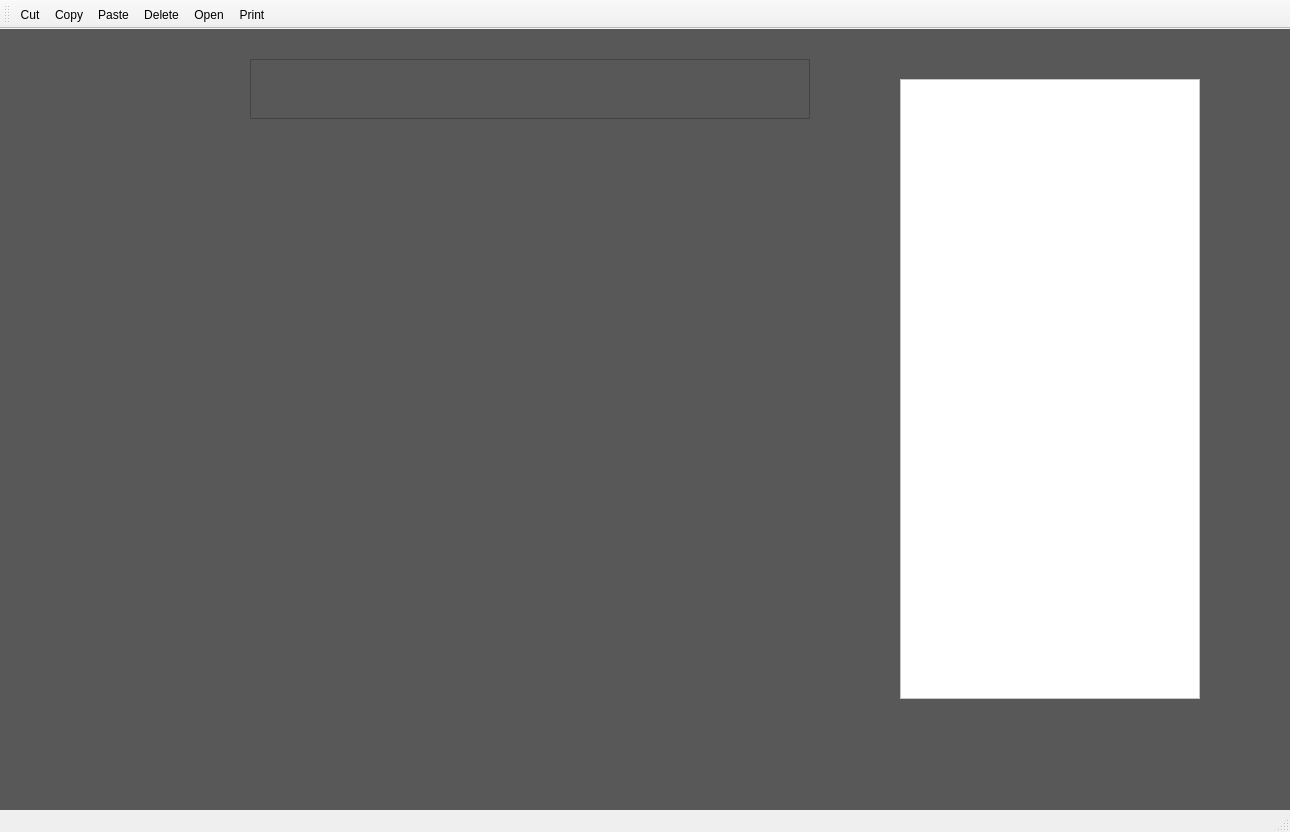
Above: pixc/mainwindow.ui from Kana-Higuchi/PixC before the change. Below: the same form after it.
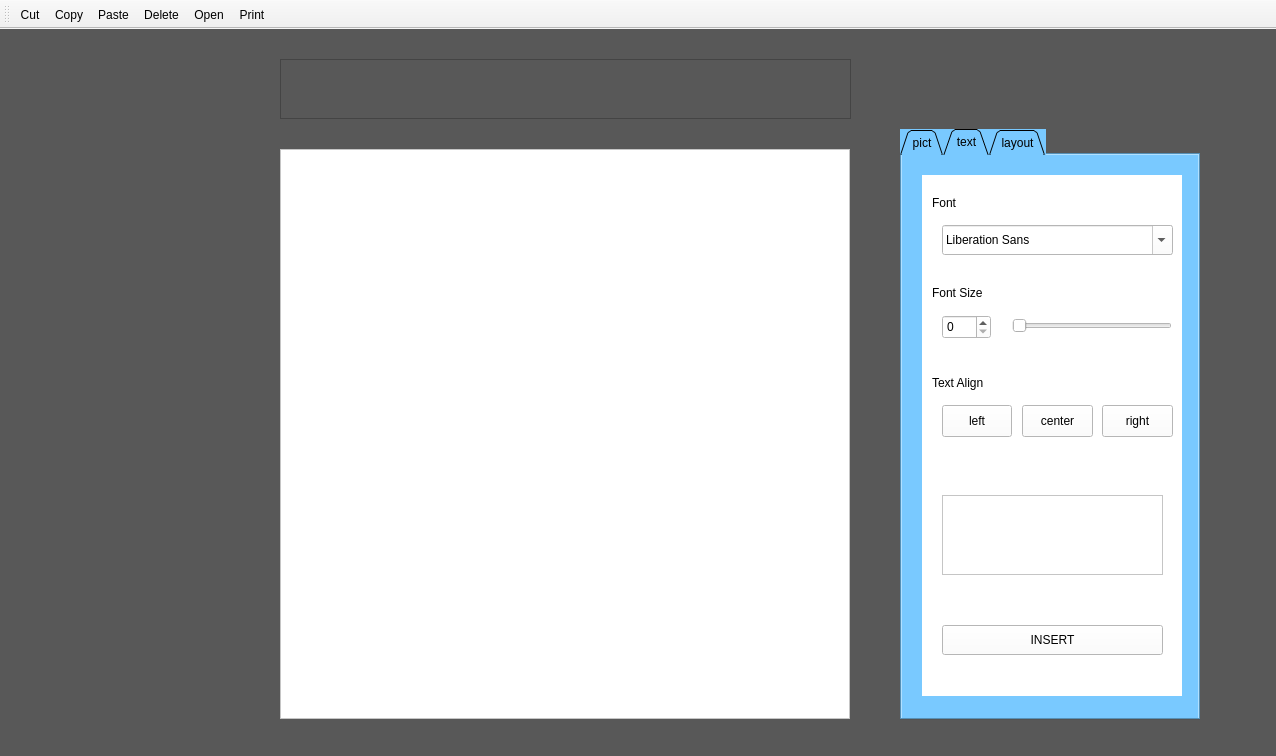
That is the form after the change. Icons and pictures are not drawn. Custom widgets are drawn as their Qt base class.

```diff
--- a/pixc/mainwindow.ui
+++ b/pixc/mainwindow.ui
@@ -6,8 +6,8 @@
    <rect>
     <x>0</x>
     <y>0</y>
-    <width>1290</width>
-    <height>832</height>
+    <width>1276</width>
+    <height>756</height>
    </rect>
   </property>
   <property name="focusPolicy">
@@ -26,25 +26,12 @@
    <property name="styleSheet">
     <string notr="true">background-color: rgb(88, 88, 88);</string>
    </property>
-   <widget class="CustumList" name="listWidget">
-    <property name="geometry">
-     <rect>
-      <x>900</x>
-      <y>50</y>
-      <width>300</width>
-      <height>620</height>
-     </rect>
-    </property>
-    <property name="styleSheet">
-     <string notr="true">background-color: rgb(255, 255, 255);</string>
-    </property>
-   </widget>
    <widget class="QGraphicsView" name="graphicsView">
     <property name="geometry">
      <rect>
-      <x>250</x>
+      <x>280</x>
       <y>30</y>
-      <width>560</width>
+      <width>571</width>
       <height>60</height>
      </rect>
     </property>
@@ -55,7 +42,7 @@
    <widget class="QPushButton" name="file_button">
     <property name="geometry">
      <rect>
-      <x>290</x>
+      <x>320</x>
       <y>30</y>
       <width>60</width>
       <height>56</height>
@@ -92,7 +79,7 @@
    <widget class="QPushButton" name="edit_button">
     <property name="geometry">
      <rect>
-      <x>380</x>
+      <x>410</x>
       <y>30</y>
       <width>60</width>
       <height>56</height>
@@ -129,7 +116,7 @@
    <widget class="QPushButton" name="help_button">
     <property name="geometry">
      <rect>
-      <x>460</x>
+      <x>490</x>
       <y>30</y>
       <width>60</width>
       <height>56</height>
@@ -163,11 +150,327 @@
      </size>
     </property>
    </widget>
-   <widget class="QWidget" name="">
+   <widget class="QTabWidget" name="tabWidget">
     <property name="geometry">
      <rect>
-      <x>10</x>
-      <y>220</y>
+      <x>900</x>
+      <y>100</y>
+      <width>300</width>
+      <height>591</height>
+     </rect>
+    </property>
+    <property name="palette">
+     <palette>
+      <active>
+       <colorrole role="Button">
+        <brush brushstyle="SolidPattern">
+         <color alpha="255">
+          <red>121</red>
+          <green>201</green>
+          <blue>255</blue>
+         </color>
+        </brush>
+       </colorrole>
+       <colorrole role="Base">
+        <brush brushstyle="SolidPattern">
+         <color alpha="255">
+          <red>121</red>
+          <green>201</green>
+          <blue>255</blue>
+         </color>
+        </brush>
+       </colorrole>
+       <colorrole role="Window">
+        <brush brushstyle="SolidPattern">
+         <color alpha="255">
+          <red>121</red>
+          <green>201</green>
+          <blue>255</blue>
+         </color>
+        </brush>
+       </colorrole>
+      </active>
+      <inactive>
+       <colorrole role="Button">
+        <brush brushstyle="SolidPattern">
+         <color alpha="255">
+          <red>121</red>
+          <green>201</green>
+          <blue>255</blue>
+         </color>
+        </brush>
+       </colorrole>
+       <colorrole role="Base">
+        <brush brushstyle="SolidPattern">
+         <color alpha="255">
+          <red>121</red>
+          <green>201</green>
+          <blue>255</blue>
+         </color>
+        </brush>
+       </colorrole>
+       <colorrole role="Window">
+        <brush brushstyle="SolidPattern">
+         <color alpha="255">
+          <red>121</red>
+          <green>201</green>
+          <blue>255</blue>
+         </color>
+        </brush>
+       </colorrole>
+      </inactive>
+      <disabled>
+       <colorrole role="Button">
+        <brush brushstyle="SolidPattern">
+         <color alpha="255">
+          <red>121</red>
+          <green>201</green>
+          <blue>255</blue>
+         </color>
+        </brush>
+       </colorrole>
+       <colorrole role="Base">
+        <brush brushstyle="SolidPattern">
+         <color alpha="255">
+          <red>121</red>
+          <green>201</green>
+          <blue>255</blue>
+         </color>
+        </brush>
+       </colorrole>
+       <colorrole role="Window">
+        <brush brushstyle="SolidPattern">
+         <color alpha="255">
+          <red>121</red>
+          <green>201</green>
+          <blue>255</blue>
+         </color>
+        </brush>
+       </colorrole>
+      </disabled>
+     </palette>
+    </property>
+    <property name="contextMenuPolicy">
+     <enum>Qt::PreventContextMenu</enum>
+    </property>
+    <property name="styleSheet">
+     <string notr="true">background-color: rgb(121, 201, 255);
+border-color: rgbas(255, 255, 255,0);
+gridline-color: none;
+</string>
+    </property>
+    <property name="tabPosition">
+     <enum>QTabWidget::North</enum>
+    </property>
+    <property name="tabShape">
+     <enum>QTabWidget::Triangular</enum>
+    </property>
+    <property name="currentIndex">
+     <number>1</number>
+    </property>
+    <property name="usesScrollButtons">
+     <bool>false</bool>
+    </property>
+    <widget class="QWidget" name="pict_tab">
+     <property name="styleSheet">
+      <string notr="true">background-color: rgb(121, 201, 255);</string>
+     </property>
+     <attribute name="title">
+      <string>pict</string>
+     </attribute>
+     <widget class="CustumList" name="listWidget">
+      <property name="geometry">
+       <rect>
+        <x>20</x>
+        <y>20</y>
+        <width>260</width>
+        <height>521</height>
+       </rect>
+      </property>
+      <property name="styleSheet">
+       <string notr="true">background-color: rgb(255, 255, 255);
+gridline-color: rgb(255, 255, 255);
+border-color: rgb(255, 255, 255);</string>
+      </property>
+     </widget>
+    </widget>
+    <widget class="QWidget" name="text_tab">
+     <attribute name="title">
+      <string>text</string>
+     </attribute>
+     <widget class="QWidget" name="textwidget" native="true">
+      <property name="geometry">
+       <rect>
+        <x>20</x>
+        <y>20</y>
+        <width>260</width>
+        <height>521</height>
+       </rect>
+      </property>
+      <property name="styleSheet">
+       <string notr="true">background-color: rgb(255, 255, 255);</string>
+      </property>
+      <widget class="QFontComboBox" name="fontComboBox">
+       <property name="geometry">
+        <rect>
+         <x>20</x>
+         <y>50</y>
+         <width>231</width>
+         <height>30</height>
+        </rect>
+       </property>
+      </widget>
+      <widget class="QTextEdit" name="textEdit">
+       <property name="geometry">
+        <rect>
+         <x>20</x>
+         <y>320</y>
+         <width>221</width>
+         <height>80</height>
+        </rect>
+       </property>
+      </widget>
+      <widget class="QPushButton" name="text_insert_button">
+       <property name="geometry">
+        <rect>
+         <x>20</x>
+         <y>450</y>
+         <width>221</width>
+         <height>30</height>
+        </rect>
+       </property>
+       <property name="text">
+        <string>INSERT</string>
+       </property>
+      </widget>
+      <widget class="QPushButton" name="left_text_button">
+       <property name="geometry">
+        <rect>
+         <x>20</x>
+         <y>230</y>
+         <width>70</width>
+         <height>32</height>
+        </rect>
+       </property>
+       <property name="text">
+        <string>left</string>
+       </property>
+      </widget>
+      <widget class="QPushButton" name="center_text_button">
+       <property name="geometry">
+        <rect>
+         <x>100</x>
+         <y>230</y>
+         <width>71</width>
+         <height>32</height>
+        </rect>
+       </property>
+       <property name="text">
+        <string>center</string>
+       </property>
+      </widget>
+      <widget class="QPushButton" name="right_text_button">
+       <property name="geometry">
+        <rect>
+         <x>180</x>
+         <y>230</y>
+         <width>71</width>
+         <height>32</height>
+        </rect>
+       </property>
+       <property name="text">
+        <string>right</string>
+       </property>
+      </widget>
+      <widget class="QSlider" name="textsize_slider">
+       <property name="geometry">
+        <rect>
+         <x>90</x>
+         <y>140</y>
+         <width>160</width>
+         <height>22</height>
+        </rect>
+       </property>
+       <property name="minimum">
+        <number>5</number>
+       </property>
+       <property name="orientation">
+        <enum>Qt::Horizontal</enum>
+       </property>
+      </widget>
+      <widget class="QSpinBox" name="spinBox">
+       <property name="geometry">
+        <rect>
+         <x>20</x>
+         <y>140</y>
+         <width>49</width>
+         <height>24</height>
+        </rect>
+       </property>
+      </widget>
+      <widget class="QLabel" name="FontSize">
+       <property name="geometry">
+        <rect>
+         <x>10</x>
+         <y>110</y>
+         <width>62</width>
+         <height>16</height>
+        </rect>
+       </property>
+       <property name="text">
+        <string>Font Size</string>
+       </property>
+      </widget>
+      <widget class="QLabel" name="TextAlign">
+       <property name="geometry">
+        <rect>
+         <x>10</x>
+         <y>200</y>
+         <width>81</width>
+         <height>16</height>
+        </rect>
+       </property>
+       <property name="text">
+        <string>Text Align</string>
+       </property>
+      </widget>
+      <widget class="QLabel" name="Font">
+       <property name="geometry">
+        <rect>
+         <x>10</x>
+         <y>20</y>
+         <width>62</width>
+         <height>16</height>
+        </rect>
+       </property>
+       <property name="text">
+        <string>Font</string>
+       </property>
+      </widget>
+      <zorder>center_text_button</zorder>
+      <zorder>left_text_button</zorder>
+      <zorder>right_text_button</zorder>
+      <zorder>fontComboBox</zorder>
+      <zorder>textEdit</zorder>
+      <zorder>text_insert_button</zorder>
+      <zorder>textsize_slider</zorder>
+      <zorder>spinBox</zorder>
+      <zorder>FontSize</zorder>
+      <zorder>TextAlign</zorder>
+      <zorder>Font</zorder>
+     </widget>
+    </widget>
+    <widget class="QWidget" name="tab">
+     <attribute name="title">
+      <string>layout</string>
+     </attribute>
+    </widget>
+   </widget>
+   <widget class="QWidget" name="layoutWidget">
+    <property name="geometry">
+     <rect>
+      <x>80</x>
+      <y>260</y>
       <width>161</width>
       <height>431</height>
      </rect>
@@ -485,6 +788,45 @@
      </item>
     </layout>
    </widget>
+   <widget class="QFrame" name="frame">
+    <property name="geometry">
+     <rect>
+      <x>280</x>
+      <y>120</y>
+      <width>570</width>
+      <height>570</height>
+     </rect>
+    </property>
+    <property name="styleSheet">
+     <string notr="true">background-color: rgb(255, 255, 255);</string>
+    </property>
+    <property name="frameShape">
+     <enum>QFrame::StyledPanel</enum>
+    </property>
+    <property name="frameShadow">
+     <enum>QFrame::Raised</enum>
+    </property>
+    <widget class="QLabel" name="textlabel">
+     <property name="geometry">
+      <rect>
+       <x>19</x>
+       <y>329</y>
+       <width>531</width>
+       <height>221</height>
+      </rect>
+     </property>
+     <property name="styleSheet">
+      <string notr="true"/>
+     </property>
+    </widget>
+   </widget>
+   <zorder>frame</zorder>
+   <zorder>graphicsView</zorder>
+   <zorder>file_button</zorder>
+   <zorder>edit_button</zorder>
+   <zorder>help_button</zorder>
+   <zorder>tabWidget</zorder>
+   <zorder>layoutWidget</zorder>
   </widget>
   <widget class="QMenuBar" name="menuBar">
    <property name="geometry">
@@ -510,7 +852,6 @@
    <addaction name="action_Open"/>
    <addaction name="action_Print"/>
   </widget>
-  <widget class="QStatusBar" name="statusBar"/>
   <action name="action_Copy">
    <property name="text">
     <string>&amp;Copy</string>
```
Left out of the diff: 57 changed lines with no effect on the pictures.
